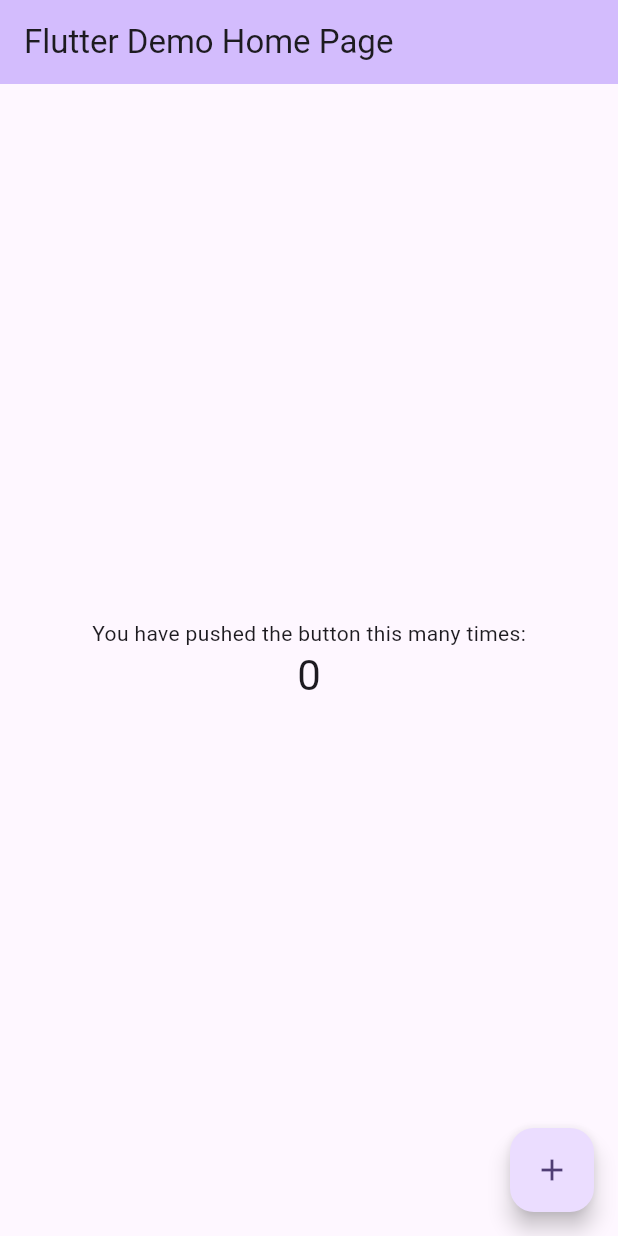
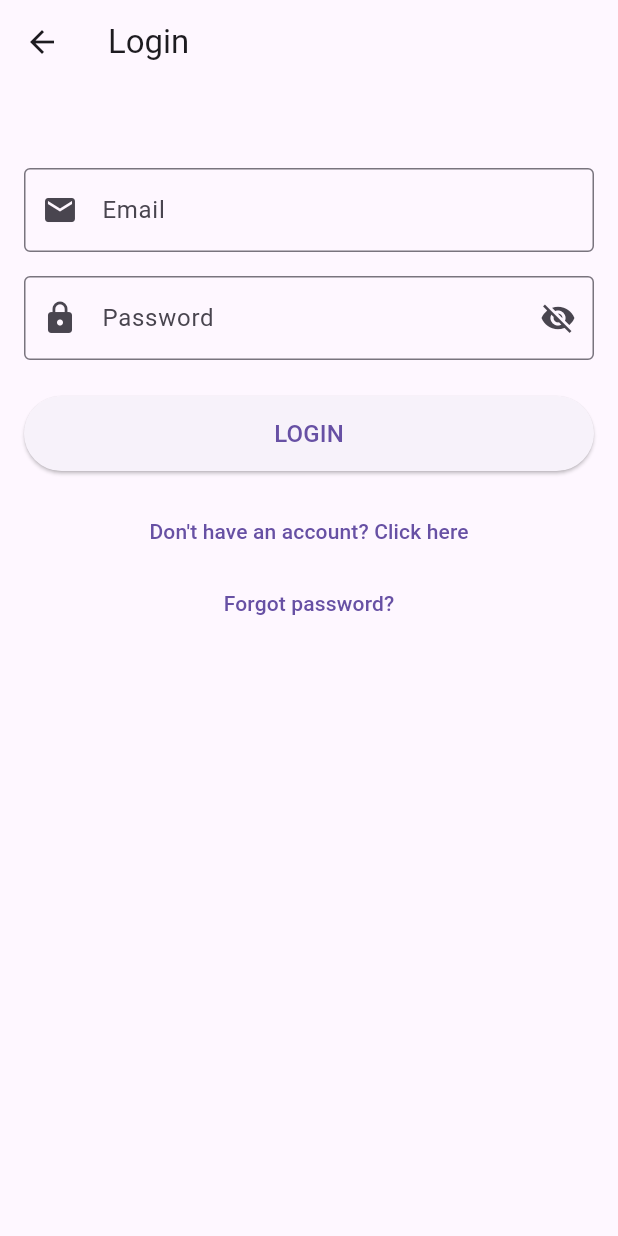
Before and after one commit to whitecatbeluga/workout-tracker-repo, a Flutter app: the screen it shows after launch, on a phone screen of 412 x 824 dp. Run offline on Flutter 3.47's test engine with Material 3 defaults, Android fonts, the phone set to English and light mode, and no system bars; our stand-ins replace firebase_auth, firebase_core, flutter_dotenv; accounts and stored records are empty.

Commit message:
feat: auth

```diff
--- a/lib/main.dart
+++ b/lib/main.dart
@@ -1,68 +1,34 @@
 import 'package:flutter/material.dart';
+import 'package:firebase_core/firebase_core.dart';
+import 'pages/login.dart';
+import 'pages/workout.dart';
+import 'pages/register.dart';
+import 'firebase_options.dart';
 import 'package:flutter_dotenv/flutter_dotenv.dart';
 
 void main() async {
-  await dotenv.load(fileName: '.env');
-  runApp(const MyApp());
+  WidgetsFlutterBinding.ensureInitialized();
+  await dotenv.load(fileName: ".env");
+  await Firebase.initializeApp(
+    options: DefaultFirebaseOptions.currentPlatform,
+  );
+  runApp(const WorkoutTracker());
 }
 
-class MyApp extends StatelessWidget {
-  const MyApp({super.key});
+class WorkoutTracker extends StatelessWidget {
+  const WorkoutTracker({super.key});
 
   @override
   Widget build(BuildContext context) {
     return MaterialApp(
-      title: 'Flutter Demo',
-      theme: ThemeData(
-        colorScheme: ColorScheme.fromSeed(seedColor: Colors.deepPurple),
-      ),
-      home: const MyHomePage(title: 'Flutter Demo Home Page'),
+      debugShowCheckedModeBanner: false,
+              title: "Workout Tracker",
+      initialRoute: '/login',
+      routes: {
+        '/': (context) => const WorkoutPage(),
+        '/login': (context) => const LoginPage(),
+        '/register': (context) => const RegisterPage(),
+      },
     );
   }
 }
-
-class MyHomePage extends StatefulWidget {
-  const MyHomePage({super.key, required this.title});
-
-  final String title;
-
-  @override
-  State<MyHomePage> createState() => _MyHomePageState();
-}
-
-class _MyHomePageState extends State<MyHomePage> {
-  int _counter = 0;
-
-  void _incrementCounter() {
-    setState(() {
-      _counter++;
-    });
-  }
-
-  @override
-  Widget build(BuildContext context) {
-    return Scaffold(
-      appBar: AppBar(
-        backgroundColor: Theme.of(context).colorScheme.inversePrimary,
-        title: Text(widget.title),
-      ),
-      body: Center(
-        child: Column(
-          mainAxisAlignment: MainAxisAlignment.center,
-          children: <Widget>[
-            const Text('You have pushed the button this many times:'),
-            Text(
-              '$_counter',
-              style: Theme.of(context).textTheme.headlineMedium,
-            ),
-          ],
-        ),
-      ),
-      floatingActionButton: FloatingActionButton(
-        onPressed: _incrementCounter,
-        tooltip: 'Increment',
-        child: const Icon(Icons.add),
-      ),
-    );
-  }
-}
--- /dev/null
+++ b/lib/pages/login.dart
@@ -0,0 +1,166 @@
+import 'package:flutter/material.dart';
+import 'package:firebase_auth/firebase_auth.dart';
+
+class LoginPage extends StatefulWidget {
+  const LoginPage({super.key});
+
+  @override
+  _LoginPageState createState() => _LoginPageState();
+}
+
+class _LoginPageState extends State<LoginPage> {
+  final _formKey = GlobalKey<FormState>();
+  final _emailController = TextEditingController();
+  final _passwordController = TextEditingController();
+  bool _isLoading = false;
+  bool _passwordVisible = false;
+
+  Future<void> _signInWithEmailAndPassword() async {
+    if (!_formKey.currentState!.validate()) return;
+
+    setState(() => _isLoading = true);
+
+    try {
+      final userCredential = await FirebaseAuth.instance.signInWithEmailAndPassword(
+        email: _emailController.text.trim(),
+        password: _passwordController.text.trim(),
+      );
+      print(userCredential);
+      if (userCredential.user != null) {
+        Navigator.of(context).pushNamedAndRemoveUntil('/', (route) => false);
+      }
+    } on FirebaseAuthException catch (e) {
+      print('Firebase Auth Error: ${e.code} - ${e.message}');
+      String errorMessage;
+
+      switch (e.code) {
+        case 'invalid-email':
+          errorMessage = 'Invalid email format';
+          break;
+        case 'user-disabled':
+          errorMessage = 'This account has been disabled';
+          break;
+        case 'user-not-found':
+        case 'wrong-password':
+          errorMessage = 'Invalid email or password';
+          break;
+        default:
+          errorMessage = 'Login failed. Please try again';
+      }
+
+      ScaffoldMessenger.of(context).showSnackBar(
+        SnackBar(content: Text(errorMessage)),
+      );
+    } catch (e, stackTrace) {
+      print('Unexpected error: $e');
+      print('Stack trace: $stackTrace');
+
+      ScaffoldMessenger.of(context).showSnackBar(
+        SnackBar(content: Text('A system error occurred. Please try again later.')),
+      );
+    } finally {
+      if (mounted) {
+        setState(() => _isLoading = false);
+      }
+    }
+  }
+
+  @override
+  void dispose() {
+    _emailController.dispose();
+    _passwordController.dispose();
+    super.dispose();
+  }
+
+  @override
+  Widget build(BuildContext context) {
+    return Scaffold(
+      appBar: AppBar(title: const Text('Login')),
+      body: SingleChildScrollView(
+        child: Padding(
+          padding: const EdgeInsets.all(16.0),
+          child: Form(
+            key: _formKey,
+            child: Column(
+              children: [
+                const SizedBox(height: 40),
+                TextFormField(
+                  controller: _emailController,
+                  decoration: const InputDecoration(
+                    labelText: 'Email',
+                    border: OutlineInputBorder(),
+                    prefixIcon: Icon(Icons.email),
+                  ),
+                  keyboardType: TextInputType.emailAddress,
+                  validator: (value) {
+                    if (value == null || value.isEmpty) {
+                      return 'Please enter your email';
+                    }
+                    if (!RegExp(r'^[\w-\.]+@([\w-]+\.)+[\w-]{2,4}$').hasMatch(value)) {
+                      return 'Please enter a valid email';
+                    }
+                    return null;
+                  },
+                ),
+                const SizedBox(height: 16),
+                TextFormField(
+                  controller: _passwordController,
+                  decoration: InputDecoration(
+                    labelText: 'Password',
+                    border: const OutlineInputBorder(),
+                    prefixIcon: const Icon(Icons.lock),
+                    suffixIcon: IconButton(
+                      icon: Icon(
+                        _passwordVisible ? Icons.visibility : Icons.visibility_off,
+                      ),
+                      onPressed: () {
+                        setState(() => _passwordVisible = !_passwordVisible);
+                      },
+                    ),
+                  ),
+                  obscureText: !_passwordVisible,
+                  validator: (value) {
+                    if (value == null || value.isEmpty) {
+                      return 'Please enter your password';
+                    }
+                    if (value.length < 6) {
+                      return 'Password must be at least 6 characters';
+                    }
+                    return null;
+                  },
+                ),
+                const SizedBox(height: 24),
+                SizedBox(
+                  width: double.infinity,
+                  height: 50,
+                  child: ElevatedButton(
+                    onPressed: _isLoading ? null : _signInWithEmailAndPassword,
+                    child: _isLoading
+                        ? const CircularProgressIndicator(
+                      color: Colors.white,
+                      strokeWidth: 3,
+                    )
+                        : const Text('LOGIN', style: TextStyle(fontSize: 16)),
+                  ),
+                ),
+                const SizedBox(height: 16),
+                TextButton(
+                  onPressed: () {
+                    Navigator.pushNamed(context, '/register');
+                  },
+                  child: const Text("Don't have an account? Click here"),
+                ),
+                TextButton(
+                  onPressed: () {
+                    Navigator.pushNamed(context, '/forgot-password');
+                  },
+                  child: const Text('Forgot password?'),
+                ),
+              ],
+            ),
+          ),
+        ),
+      ),
+    );
+  }
+}
--- /dev/null
+++ b/lib/services/auth-service/auth_service.dart
@@ -0,0 +1,44 @@
+import 'package:firebase_auth/firebase_auth.dart';
+import 'package:flutter/material.dart';
+
+ValueNotifier<AuthService> authService = ValueNotifier(AuthService());
+
+class AuthService{
+  final FirebaseAuth firebaseAuth = FirebaseAuth.instance;
+  User? get currentUser => firebaseAuth.currentUser;
+  Stream<User?> get authStateChanges => firebaseAuth.authStateChanges();
+
+
+  Future<UserCredential> signIn({required String email,required String password}) async{
+    return await firebaseAuth.signInWithEmailAndPassword(email: email, password: password);
+  }
+
+  Future<UserCredential> createAccount({required String email, required String password}) async {
+    return await firebaseAuth.createUserWithEmailAndPassword(email: email, password: password);
+  }
+
+  Future<void> signOut() async{
+    await firebaseAuth.signOut();
+  }
+
+  Future<void> resetPassword({required String email}) async{
+    await firebaseAuth.sendPasswordResetEmail(email: email);
+  }
+
+  Future<void> updateUsername({required String username}) async {
+    await currentUser!.updateDisplayName(username);
+  }
+
+  Future<void> deleteAccount({required String email, required String password}) async {
+    AuthCredential credential = EmailAuthProvider.credential(email: email, password: password);
+    await currentUser!.reauthenticateWithCredential(credential);
+    await currentUser!.delete();
+    await firebaseAuth.signOut();
+  }
+
+  Future<void> resetPasswordFromCurrentPassword({required String currentPassword,required String newPassword,required String email}) async{
+    AuthCredential credential = EmailAuthProvider.credential(email:email,password:currentPassword);
+    await currentUser!.reauthenticateWithCredential(credential);
+    await currentUser!.updatePassword(newPassword);
+  }
+}
```
Also changed, not shown: lib/pages/register.dart (added, +142 -0 lines), lib/pages/workout.dart (added, +14 -0 lines), pubspec.yaml (+7 -71 lines), pubspec.lock, 5 other files.
